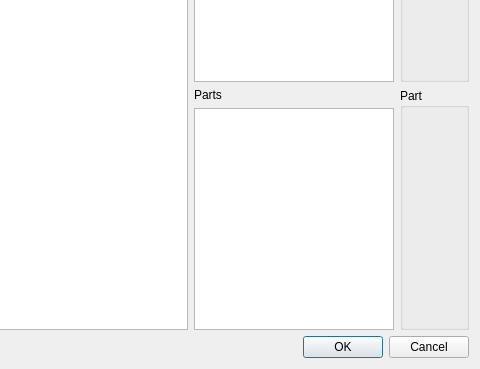
Old version of the form windows/SdDGetObject.ui in the repository usiksan/SaliCAD; both pictures show x 354 to 834 and y 172 to 541 of the 834 by 541 pixel window.
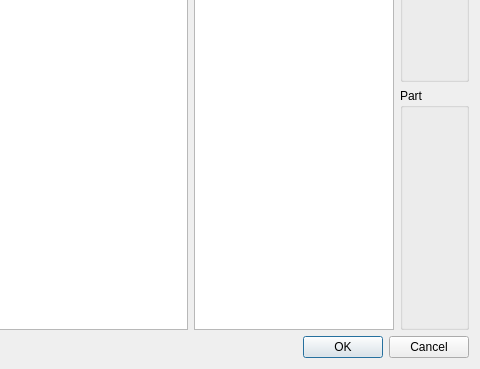
New version of the form.

Commit message: Simply component.Remove possibility many parts per comp.

The edit to the form file:
```diff
--- a/windows/SdDGetObject.ui
+++ b/windows/SdDGetObject.ui
@@ -90,29 +90,6 @@
          </property>
         </widget>
        </item>
-       <item>
-        <widget class="QLabel" name="label_5">
-         <property name="maximumSize">
-          <size>
-           <width>200</width>
-           <height>16777215</height>
-          </size>
-         </property>
-         <property name="text">
-          <string>Parts</string>
-         </property>
-        </widget>
-       </item>
-       <item>
-        <widget class="QListWidget" name="mParts">
-         <property name="maximumSize">
-          <size>
-           <width>200</width>
-           <height>16777215</height>
-          </size>
-         </property>
-        </widget>
-       </item>
       </layout>
      </item>
      <item>
```
The commit also changes 30 other files.
